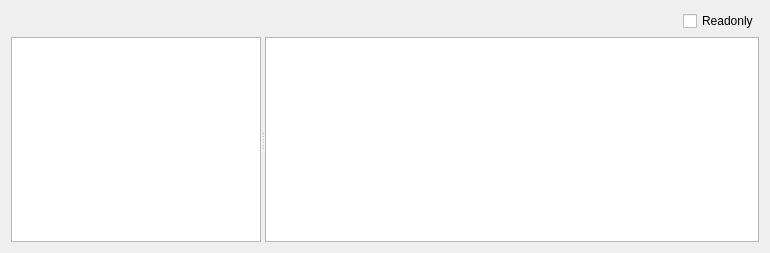
The window that PE/dialogpe.ui (horsicq/FormatWidgets) describes before a commit, drawn with Qt 5.
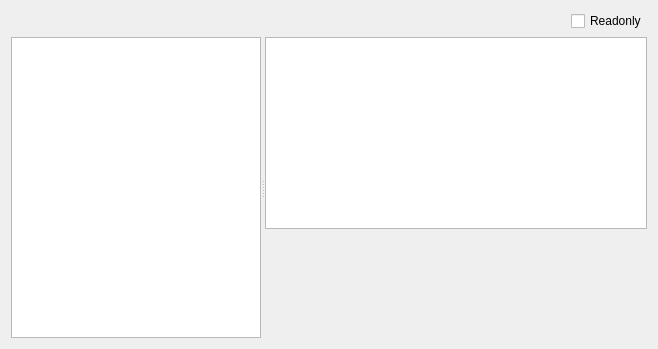
The same window after the commit. The open tabs and pages were chosen to show the change. Custom widgets are drawn as their Qt base class.

What changed in the file:
```diff
--- a/PE/dialogpe.ui
+++ b/PE/dialogpe.ui
@@ -9,8 +9,8 @@
    <rect>
     <x>0</x>
     <y>0</y>
-    <width>770</width>
-    <height>253</height>
+    <width>658</width>
+    <height>349</height>
    </rect>
   </property>
   <property name="windowTitle">
@@ -318,10 +318,20 @@
            <bool>false</bool>
           </attribute>
           <attribute name="verticalHeaderDefaultSectionSize">
-           <number>20</number>
+           <number>21</number>
           </attribute>
          </widget>
         </item>
+        <item>
+         <widget class="QHexView" name="widgetSectionHex" native="true">
+          <property name="sizePolicy">
+           <sizepolicy hsizetype="Preferred" vsizetype="Expanding">
+            <horstretch>0</horstretch>
+            <verstretch>0</verstretch>
+           </sizepolicy>
+          </property>
+         </widget>
+        </item>
        </layout>
       </widget>
       <widget class="QWidget" name="page_Export">
@@ -558,6 +568,14 @@
    </item>
   </layout>
  </widget>
+ <customwidgets>
+  <customwidget>
+   <class>QHexView</class>
+   <extends>QWidget</extends>
+   <header>qhexview.h</header>
+   <container>1</container>
+  </customwidget>
+ </customwidgets>
  <resources/>
  <connections/>
 </ui>
```
Left out of the diff: 25 changed lines with no effect on the pictures.
